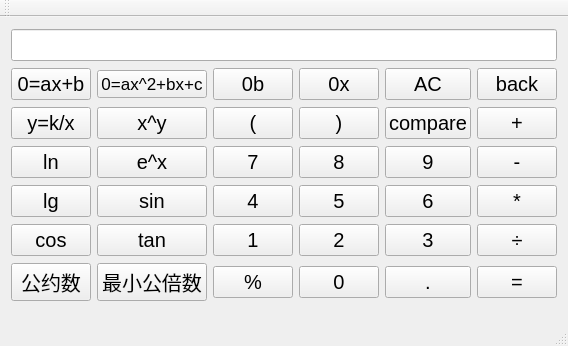
The window that 1.0/calqulator.ui (littlemou/Calculator) describes before a commit, drawn with Qt 5.
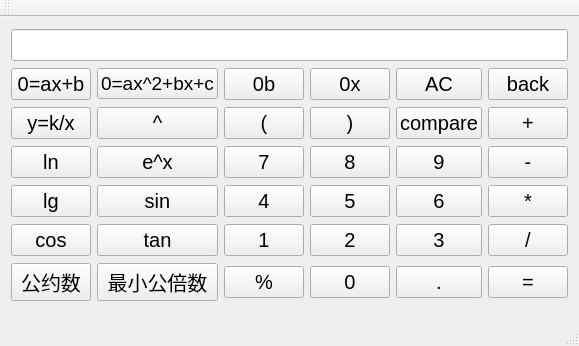
The same window after the commit.

```diff
--- a/1.0/calqulator.ui
+++ b/1.0/calqulator.ui
@@ -6,7 +6,7 @@
    <rect>
     <x>0</x>
     <y>0</y>
-    <width>476</width>
+    <width>513</width>
     <height>346</height>
    </rect>
   </property>
@@ -34,7 +34,7 @@
      <widget class="QPushButton" name="function_2">
       <property name="font">
        <font>
-        <pointsize>13</pointsize>
+        <pointsize>14</pointsize>
        </font>
       </property>
       <property name="text">
@@ -80,7 +80,7 @@
     <item row="2" column="1">
      <widget class="QPushButton" name="pawbtn">
       <property name="text">
-       <string>x^y</string>
+       <string>^</string>
       </property>
      </widget>
     </item>
@@ -239,7 +239,7 @@
     <item row="5" column="5">
      <widget class="QPushButton" name="divbtn">
       <property name="text">
-       <string>÷</string>
+       <string>/</string>
       </property>
      </widget>
     </item>
@@ -307,7 +307,7 @@
     <enum>TopToolBarArea</enum>
    </attribute>
    <attribute name="toolBarBreak">
-    <bool>true</bool>
+    <bool>false</bool>
    </attribute>
   </widget>
   <widget class="QStatusBar" name="statusBar"/>
```
Left out of the diff: 8 changed lines with no effect on the pictures.
